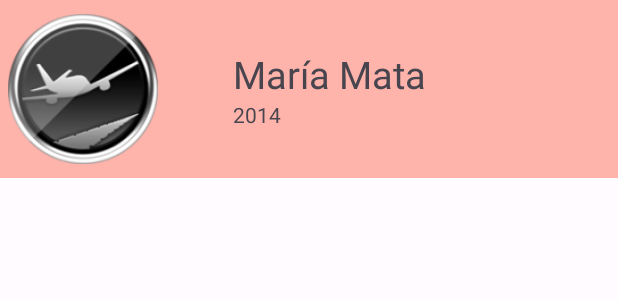
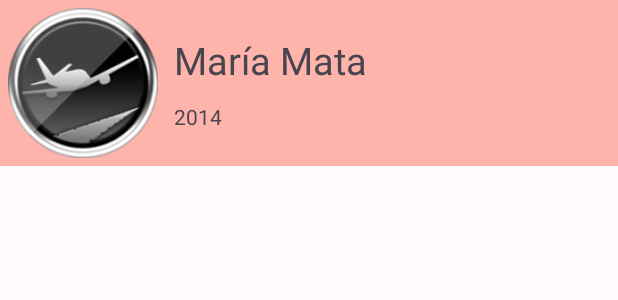
Before and after one commit to JulenR14/DI, an Android app: the layout activity_about.xml on its own in the app's theme, with its tools: preview values and no code run, on a phone screen of 412 x 824 dp. Shown: the top 300 px of the screen. Run offline under Robolectric (Android 15) with nearby library versions, the phone set to English and light mode, and no system bars; Roboto replaces fonts that are not available here.

Commit message:
Ejercicio Terminado

```diff
--- a/Actividades-Resueltas/Ejercicio4-DI/app/src/main/java/com/example/ejercicio1_di/About.java
+++ b/Actividades-Resueltas/Ejercicio4-DI/app/src/main/java/com/example/ejercicio1_di/About.java
@@ -30,10 +30,8 @@ public class About extends AppCompatActivity {
         aboutData.add(new ItemAbout("Ismael", "1586", R.drawable.image7));
         aboutData.add(new ItemAbout("Pedro", "1997", R.drawable.image8));
 
-        LinearLayoutManager layoutManager = new LinearLayoutManager(this);
-
         RecyclerView reciclerView = findViewById(R.id.reciclerViewAbout);
-        reciclerView.setLayoutManager(layoutManager);
+        reciclerView.setLayoutManager(new LinearLayoutManager(this));
 
         AboutAdapter adapter = new AboutAdapter(aboutData, this);
 
--- a/Actividades-Resueltas/Ejercicio4-DI/app/src/main/java/com/example/ejercicio1_di/AboutAdapter.java
+++ b/Actividades-Resueltas/Ejercicio4-DI/app/src/main/java/com/example/ejercicio1_di/AboutAdapter.java
@@ -24,7 +24,8 @@ public class AboutAdapter extends RecyclerView.Adapter<AboutViewHolder>{
     @NonNull
     @Override
     public AboutViewHolder onCreateViewHolder(@NonNull ViewGroup parent, int viewType) {
-        View view = LayoutInflater.from(parent.getContext()).inflate(R.layout.activity_about, parent, false);
+        View view = LayoutInflater.from(parent.getContext())
+                .inflate(R.layout.activity_about, parent, false);
         return new AboutViewHolder(view);
     }
 
@@ -40,6 +41,6 @@ public class AboutAdapter extends RecyclerView.Adapter<AboutViewHolder>{
 
     @Override
     public int getItemCount() {
-        return 0;
+        return aboutData == null ? 0 : aboutData.size();
     }
 }
--- a/Actividades-Resueltas/Ejercicio4-DI/app/src/main/res/layout/about.xml
+++ b/Actividades-Resueltas/Ejercicio4-DI/app/src/main/res/layout/about.xml
@@ -2,7 +2,9 @@
 <LinearLayout xmlns:android="http://schemas.android.com/apk/res/android"
     android:layout_width="match_parent"
     android:layout_height="match_parent"
-    android:orientation="vertical">
+    xmlns:tools="http://schemas.android.com/tools"
+    android:orientation="vertical"
+    tools:context=".About">
 
     <androidx.recyclerview.widget.RecyclerView
         android:id="@+id/reciclerViewAbout"
--- a/Actividades-Resueltas/Ejercicio4-DI/app/src/main/res/layout/activity_about.xml
+++ b/Actividades-Resueltas/Ejercicio4-DI/app/src/main/res/layout/activity_about.xml
@@ -5,7 +5,6 @@
     android:layout_width="match_parent"
     android:layout_height="wrap_content"
     android:orientation="horizontal"
-    tools:context=".About"
     android:background="@color/md_theme_dark_error"
     android:id="@+id/layoutAbout">
 
@@ -13,7 +12,7 @@
         <ImageView
             android:id="@+id/imagenAbout"
             android:layout_width="100dp"
-            android:layout_height="wrap_content"
+            android:layout_height="100dp"
             android:layout_margin="5dp"
             android:src="@mipmap/games_aircontrol" />
 
@@ -25,20 +24,22 @@
 
             <TextView
                 android:id="@+id/nombreAbout"
-                android:layout_width="224dp"
+                android:layout_width="match_parent"
                 android:layout_height="wrap_content"
                 android:layout_gravity="center"
-                android:layout_marginLeft="30dp"
                 android:text="María Mata"
-                android:textSize="25dp" />
+                android:textSize="25dp"
+                android:layout_margin="5dp"
+                android:gravity="start|center_vertical"/>
 
             <TextView
                 android:id="@+id/yearAbout"
                 android:layout_width="match_parent"
-                android:layout_height="match_parent"
+                android:layout_height="wrap_content"
                 android:layout_gravity="center"
-                android:layout_marginLeft="30dp"
-                android:text="2014" />
+                android:text="2014"
+                android:layout_margin="5dp"
+                android:gravity="start|center_vertical"/>
 
         </LinearLayout>
 
```
Also changed, not shown: Actividades-Resueltas/Ejercicio4-DI/app/src/main/java/com/example/ejercicio1_di/AboutViewHolder.java (+0 -13 lines).
